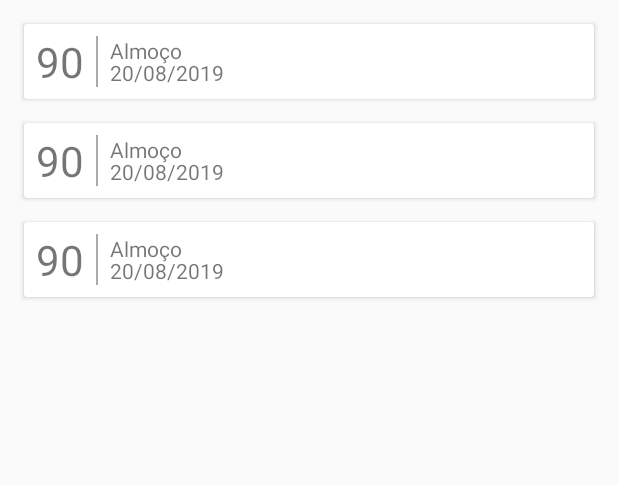
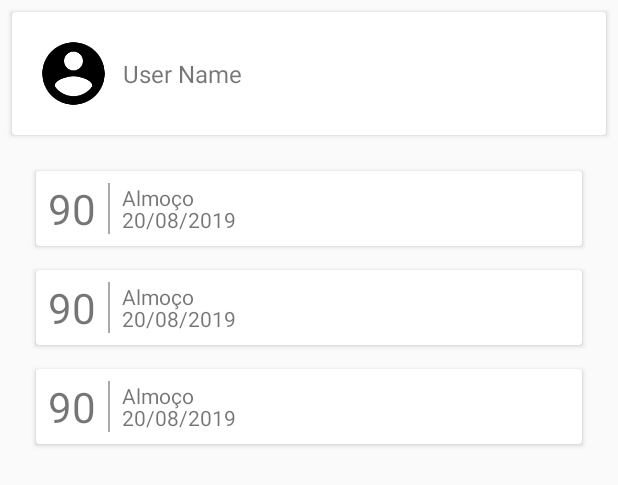
Before and after one commit to lrmvasconcelos/glycemic_control_app, an Android app: the layout activity_patient.xml on its own in the app's theme, with its tools: preview values and no code run, on a phone screen of 412 x 824 dp. Shown: the top 485 px of the screen. Run offline under Robolectric (Android 15) with nearby library versions, the phone set to English and light mode, and no system bars.

```diff
--- a/ControleGlicemico/app/src/main/AndroidManifest.xml
+++ b/ControleGlicemico/app/src/main/AndroidManifest.xml
@@ -19,8 +19,6 @@
             tools:replace="android:icon">
         <activity android:name=".ui.PatientActivity">
         </activity>
-        <activity android:name=".ui.PacientActivity">
-        </activity>
         <activity
                 android:name=".ui.UserTypeActivity"
                 android:screenOrientation="portrait">
--- a/ControleGlicemico/app/src/main/java/com/glycemiccontrol/custom/GlycemicTestAdapter.kt
+++ b/ControleGlicemico/app/src/main/java/com/glycemiccontrol/custom/GlycemicTestAdapter.kt
@@ -5,11 +5,12 @@ import android.view.View
 import android.view.ViewGroup
 import androidx.recyclerview.widget.RecyclerView
 import com.glycemiccontrol.R
+import com.glycemiccontrol.models.Test
 import kotlinx.android.synthetic.main.test_view.view.*
 import java.util.*
 
 class GlycemicTestAdapter(
-    private val items: MutableList<GlycemicModel> = ArrayList(),
+    private val items: MutableList<Test> = ArrayList(),
     private val callback: GlycemicTestView.OnItemClick
 ) : RecyclerView.Adapter<GlycemicTestAdapter.ItemViewHolder>() {
 
--- a/ControleGlicemico/app/src/main/java/com/glycemiccontrol/ui/UserTypeActivity.kt
+++ b/ControleGlicemico/app/src/main/java/com/glycemiccontrol/ui/UserTypeActivity.kt
@@ -25,6 +25,6 @@ class UserTypeActivity : BaseActivity() {
     }
 
     private fun openLoginActivity(){
-        openActivity(PatientActivity::class.java)
+        openActivity(LoginActivity::class.java)
     }
 }
--- a/ControleGlicemico/app/src/main/res/layout/activity_patient.xml
+++ b/ControleGlicemico/app/src/main/res/layout/activity_patient.xml
@@ -6,15 +6,53 @@
         android:layout_width="match_parent" android:layout_height="match_parent"
         tools:context=".ui.PatientActivity">
 
+    <androidx.cardview.widget.CardView
+            android:id="@+id/userCard"
+            android:orientation="horizontal"
+            android:layout_margin="8dp"
+            android:layout_width="match_parent"
+            android:layout_height="wrap_content" android:layout_marginTop="8dp"
+            app:layout_constraintTop_toTopOf="parent"
+            app:layout_constraintStart_toStartOf="parent" android:layout_marginStart="8dp"
+            app:layout_constraintEnd_toEndOf="parent" android:layout_marginEnd="8dp">
+
+        <androidx.constraintlayout.widget.ConstraintLayout
+                android:layout_width="match_parent"
+                android:layout_height="wrap_content">
+
+            <ImageView
+                    android:src="@drawable/ic_baseline_account_circle"
+                    android:layout_margin="16dp"
+                    android:layout_width="50dp"
+                    android:layout_height="50dp" android:layout_marginTop="8dp"
+                    app:layout_constraintTop_toTopOf="parent" app:layout_constraintStart_toStartOf="parent"
+                    android:layout_marginStart="8dp" android:layout_marginBottom="8dp"
+                    app:layout_constraintBottom_toBottomOf="parent" android:id="@+id/imageView2"/>
+
+            <TextView
+                    android:id="@+id/userName"
+                    android:layout_width="wrap_content"
+                    android:layout_height="wrap_content"
+                    android:textSize="16sp"
+                    tools:text="User Name"
+                    app:layout_constraintBottom_toBottomOf="parent" android:layout_marginBottom="8dp"
+                    android:layout_marginTop="8dp" app:layout_constraintTop_toTopOf="parent"
+                    app:layout_constraintStart_toEndOf="@+id/imageView2" android:layout_marginStart="8dp"/>
+
+        </androidx.constraintlayout.widget.ConstraintLayout>
+
+    </androidx.cardview.widget.CardView>
+
     <androidx.recyclerview.widget.RecyclerView
             android:id="@+id/recyclerView"
             android:layout_width="match_parent"
-            android:layout_height="match_parent"
-            android:layout_margin="8dp"
+            android:layout_height="wrap_content"
+            android:layout_margin="16dp"
             android:nestedScrollingEnabled="false"
             app:layoutManager="androidx.recyclerview.widget.LinearLayoutManager"
-            tools:listitem="@layout/test_view" android:layout_marginTop="8dp" app:layout_constraintTop_toTopOf="parent"
+            tools:listitem="@layout/test_view" android:layout_marginTop="8dp"
             app:layout_constraintStart_toStartOf="parent" android:layout_marginStart="8dp"
-            app:layout_constraintEnd_toEndOf="parent" android:layout_marginEnd="8dp"/>
+            app:layout_constraintEnd_toEndOf="parent" android:layout_marginEnd="8dp"
+            app:layout_constraintTop_toBottomOf="@+id/userCard"/>
 
 </androidx.constraintlayout.widget.ConstraintLayout>
```
Also changed, not shown: ControleGlicemico/app/src/main/java/com/glycemiccontrol/custom/GlycemicTestView.kt (+9 -7 lines), ControleGlicemico/app/src/main/java/com/glycemiccontrol/ui/PatientActivity.kt (+55 -11 lines), ControleGlicemico/app/src/main/java/com/glycemiccontrol/util/Utils.kt (+37 -3 lines), ControleGlicemico/app/src/main/java/com/glycemiccontrol/viewmodel/PatientViewModel.kt (+33 -0 lines).
